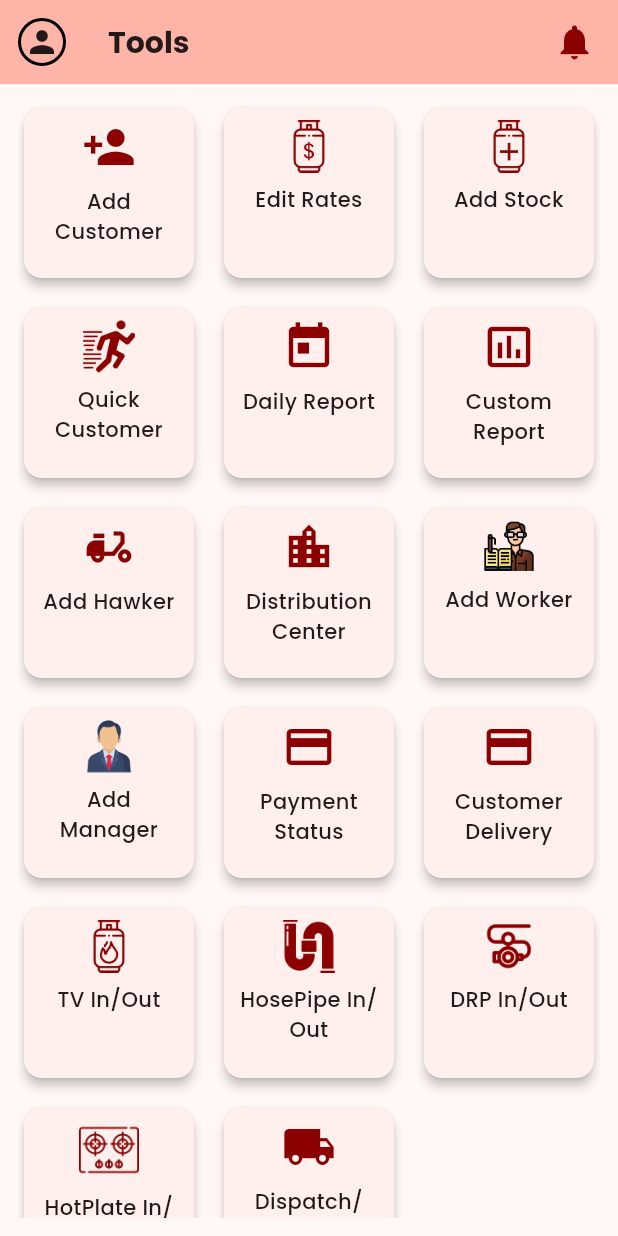
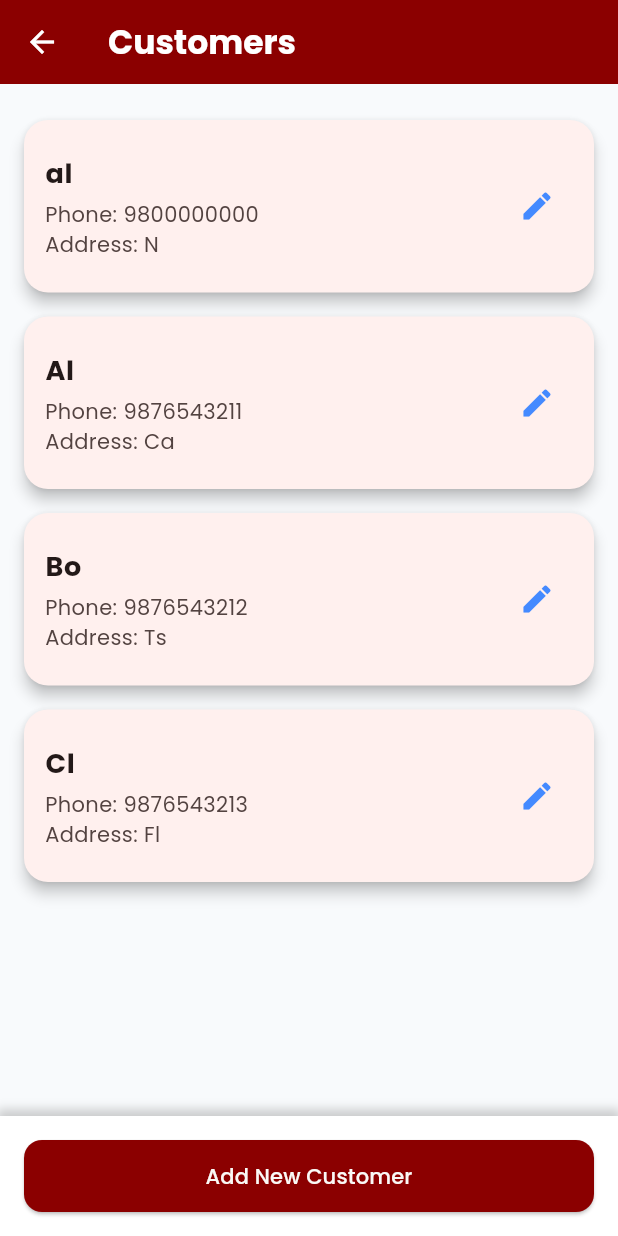
Before and after one commit to Mrugen-Fichadia/smart-distributor-app, a Flutter app: the Tools screen opened directly, after a tap on "Add Customer", on a phone screen of 412 x 824 dp. Run offline on Flutter 3.47's test engine with Material 3 defaults, Android fonts, the phone set to English and light mode, and no system bars; our stand-ins replace firebase_core, get, google_fonts; accounts and stored records are empty.

Commit message:
Added add customer page

```diff
--- /dev/null
+++ b/lib/pages/customer/customer_list_entry_page.dart
@@ -0,0 +1,192 @@
+import 'package:flutter/material.dart';
+import 'package:google_fonts/google_fonts.dart';
+import 'package:smart_distributor_app/imports.dart';
+import 'package:smart_distributor_app/pages/customer/customer_add_page.dart';
+import 'package:smart_distributor_app/pages/customer/customer_edit_page.dart';
+import 'package:smart_distributor_app/pages/customer/customer_modle.dart';
+
+class CustomerListPage extends StatefulWidget {
+  const CustomerListPage({super.key});
+
+  @override
+  State<CustomerListPage> createState() => _CustomerListPageState();
+}
+
+class _CustomerListPageState extends State<CustomerListPage> {
+  List<Customer> customers = [
+    Customer(
+      id: '1',
+      name: 'al',
+      phoneNumber: '9800000000',
+      address: 'N',
+    ),
+    Customer(
+      id: '2',
+      name: 'Al',
+      phoneNumber: '9876543211',
+      address: 'Ca',
+    ),
+    Customer(
+      id: '3',
+      name: 'Bo',
+      phoneNumber: '9876543212',
+      address: 'Ts',
+    ),
+    Customer(
+      id: '4',
+      name: 'Cl',
+      phoneNumber: '9876543213',
+      address: 'Fl',
+    ),
+  ];
+
+  void _fetchCustomers() {
+    setState(() {});
+  }
+
+  void _navigateToAddCustomer() async {
+    final result = await Get.to(() => const AddCustomerPage());
+    if (result != null && result is Customer) {
+      setState(() {
+        customers.add(result);
+      });
+      CustomSnackBar.show(
+        title: 'Success',
+        message: 'Customer added successfully!',
+        backgroundColor: Colors.green,
+        textColor: Colors.white,
+        icon: const Icon(Icons.check, color: Colors.white),
+      );
+    }
+  }
+
+  void _navigateToEditCustomer(Customer customerToEdit) async {
+    final originalId = customerToEdit.id;
+
+    final result = await Get.to(
+      () => EditCustomerPage(customer: customerToEdit),
+    );
+    if (result != null) {
+      if (result is Customer) {
+        setState(() {
+          int index = customers.indexWhere((c) => c.id == originalId);
+          if (index != -1) {
+            customers[index] = result;
+          }
+        });
+        CustomSnackBar.show(
+          title: 'Success',
+          message: 'Customer updated successfully!',
+          backgroundColor: Colors.green,
+          textColor: Colors.white,
+          icon: const Icon(Icons.check, color: Colors.white),
+        );
+      } else if (result == 'deleted') {
+        setState(() {
+          customers.removeWhere((c) => c.id == originalId);
+        });
+        CustomSnackBar.show(
+          title: 'Success',
+          message: 'Customer deleted successfully!',
+          backgroundColor: Colors.green,
+          textColor: Colors.white,
+          icon: const Icon(Icons.check, color: Colors.white),
+        );
+      }
+    }
+  }
+
+  @override
+  Widget build(BuildContext context) {
+    return Scaffold(
+      backgroundColor: const Color(0xFFF8FAFC),
+      appBar: AppBar(
+        // backgroundColor: Theme.of(context).colorScheme.inversePrimary,
+        backgroundColor: primary,
+
+        leading: IconButton(
+          icon: const Icon(Icons.arrow_back,
+           color: Colors.white),
+          onPressed: () {
+            Get.back();
+          },
+        ),
+        title: Text(
+          'Customers',
+          style: GoogleFonts.poppins(
+            fontSize: 22,
+            fontWeight: FontWeight.bold,
+            color: Colors.white,
+          ),
+        ),
+      ),
+      body: Column(
+        children: [
+          Expanded(
+            child: RefreshIndicator(
+              onRefresh: () async => _fetchCustomers(),
+              child: ListView.builder(
+                padding: const EdgeInsets.fromLTRB(16, 16, 16, 80),
+                itemCount: customers.length,
+                itemBuilder: (context, index) {
+                  final customer = customers[index];
+                  return Card(
+                    margin: const EdgeInsets.symmetric(vertical: 8.0),
+                    shape: RoundedRectangleBorder(
+                      borderRadius: BorderRadius.circular(16),
+                    ),
+                    elevation: 4,
+                    child: ListTile(
+                      contentPadding: const EdgeInsets.all(14),
+                      title: Text(
+                        customer.name,
+                        style: const TextStyle(
+                          fontWeight: FontWeight.bold,
+                          fontSize: 18,
+                        ),
+                      ),
+                      subtitle: Column(
+                        crossAxisAlignment: CrossAxisAlignment.start,
+                        children: [
+                          const SizedBox(height: 4),
+                          Text('Phone: ${customer.phoneNumber}'),
+                          Text('Address: ${customer.address}'),
+                        ],
+                      ),
+                      trailing: IconButton(
+                        icon: const Icon(Icons.edit, color: Colors.blueAccent),
+                        onPressed: () => _navigateToEditCustomer(customer),
+                      ),
+                      onTap: () => _navigateToEditCustomer(customer),
+                    ),
+                  );
+                },
+              ),
+            ),
+          ),
+          Container(
+            padding: const EdgeInsets.all(16.0),
+            decoration: BoxDecoration(
+              color: Colors.white,
+              boxShadow: [
+                BoxShadow(
+                  color: Colors.grey.withOpacity(0.5),
+                  spreadRadius: 2,
+                  blurRadius: 5,
+                  offset: const Offset(0, -3),
+                ),
+              ],
+            ),
+            child: PrimaryButton(
+              text: "Add New Customer",
+              onPressed: _navigateToAddCustomer,
+              isFullWidth: true,
+              borderRadius: 12.0,
+              // backgroundColor: const Color(0xFFDC2626),
+            ),
+          ),
+        ],
+      ),
+    );
+  }
+}
--- /dev/null
+++ b/lib/pages/customer/customer_modle.dart
@@ -0,0 +1,33 @@
+//------ to fetch customer data
+
+class Customer {
+  String id;
+  String name;
+  String phoneNumber;
+  String address;
+
+  Customer({
+    required this.id,
+    required this.name,
+    required this.phoneNumber,
+    required this.address,
+  });
+
+  factory Customer.fromMap(Map<String, dynamic> map) {
+    return Customer(
+      id: map['id'] ?? '',
+      name: map['name'] ?? '',
+      phoneNumber: map['phoneNumber'] ?? '',
+      address: map['address'] ?? '',
+    );
+  }
+
+  Map<String, dynamic> toMap() {
+    return {
+      'id': id,
+      'name': name,
+      'phoneNumber': phoneNumber,
+      'address': address,
+    };
+  }
+}
--- a/lib/pages/tools.dart
+++ b/lib/pages/tools.dart
@@ -3,6 +3,7 @@ import 'package:get/get.dart';
 import 'package:smart_distributor_app/common/utils/colors.dart';
 import 'package:smart_distributor_app/pages/Profile/View/profile.dart';
 import 'package:smart_distributor_app/pages/add_load.dart';
+import 'package:smart_distributor_app/pages/customer/customer_list_entry_page.dart';
 import 'package:smart_distributor_app/pages/cylinder_rate_page.dart';
 import 'package:smart_distributor_app/pages/drp_in_out/drp_entry_page.dart';
 import 'package:smart_distributor_app/pages/hosepipe_in_out/hosepipe_entry_screen.dart';
@@ -24,7 +25,11 @@ class Tools extends StatefulWidget {
 
 class _ToolsState extends State<Tools> {
   final List<Map<String, dynamic>> tools = [
-    {"title": "Add Customer", "icon": Icons.person_add},
+    {
+      "title": "Add Customer",
+      "icon": Icons.person_add,
+      "page": CustomerListPage(),
+    },
     {"title": "Edit Rates", "icon": null, "page": CylinderRatePage()},
     {"title": "Add Stock", "icon": null, "page": AddLoadScreen()},
     {"title": "Quick Customer", "icon": null, "page": QuickCustomerForm()},
@@ -35,17 +40,13 @@ class _ToolsState extends State<Tools> {
       "icon": Icons.delivery_dining,
       "page": HawkerListPage(),
     },
-    {"title": "Distribution Center", "icon": Icons.location_city, "page": DistributionCenterListPage()},
     {
-      "title": "Add Worker",
-      "icon": null,
-      "page": WorkerPage()
+      "title": "Distribution Center",
+      "icon": Icons.location_city,
+      "page": DistributionCenterListPage(),
     },
-    {
-      "title": "Add Manager",
-      "icon": null,
-      "page": ManagerPage()
-    },
+    {"title": "Add Worker", "icon": null, "page": WorkerPage()},
+    {"title": "Add Manager", "icon": null, "page": ManagerPage()},
     {"title": "Payment Status", "icon": Icons.payment, "page": PaymentStatus()},
     {"title": "Customer Delivery", "icon": Icons.payment},
     {"title": "TV In/Out", "icon": null, "page": TvInOutPage()},
@@ -73,7 +74,10 @@ class _ToolsState extends State<Tools> {
             child: Icon(Icons.person, size: 24),
           ),
         ),
-        title: Text("Tools", style: TextStyle(fontWeight: FontWeight.bold, fontSize: 20)),
+        title: Text(
+          "Tools",
+          style: TextStyle(fontWeight: FontWeight.bold, fontSize: 20),
+        ),
         actions: [
           GestureDetector(
             onTap: () {
@@ -175,15 +179,9 @@ class ToolCard extends StatelessWidget {
                         height: 35,
                       )
                     : title == "Add Manager"
-                    ? Image.asset(
-                        "assets/images/manager.png",
-                        height: 35,
-                      )
+                    ? Image.asset("assets/images/manager.png", height: 35)
                     : title == "Add Worker"
-                    ? Image.asset(
-                        "assets/images/worker.png",
-                        height: 35,
-                      )
+                    ? Image.asset("assets/images/worker.png", height: 35)
                     : Image.asset(
                         "assets/images/gas-stove.png",
                         color: primary,
```
Also changed, not shown: lib/pages/customer/customer_add_page.dart (added, +185 -0 lines), lib/pages/customer/customer_edit_page.dart (added, +207 -0 lines).
